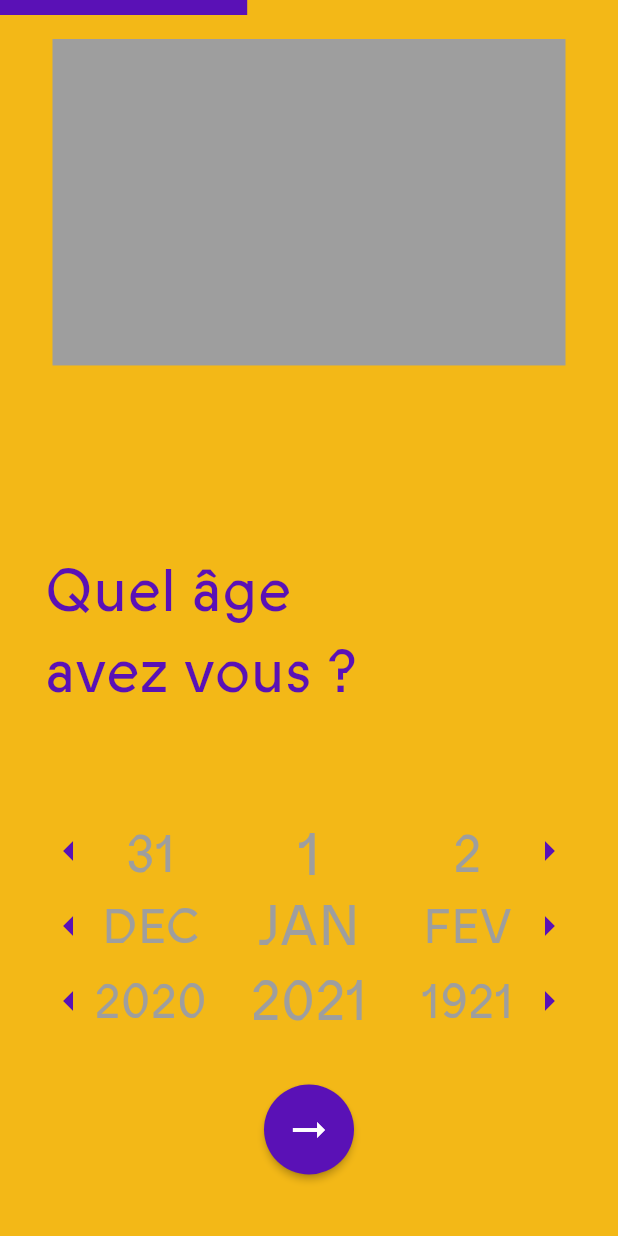
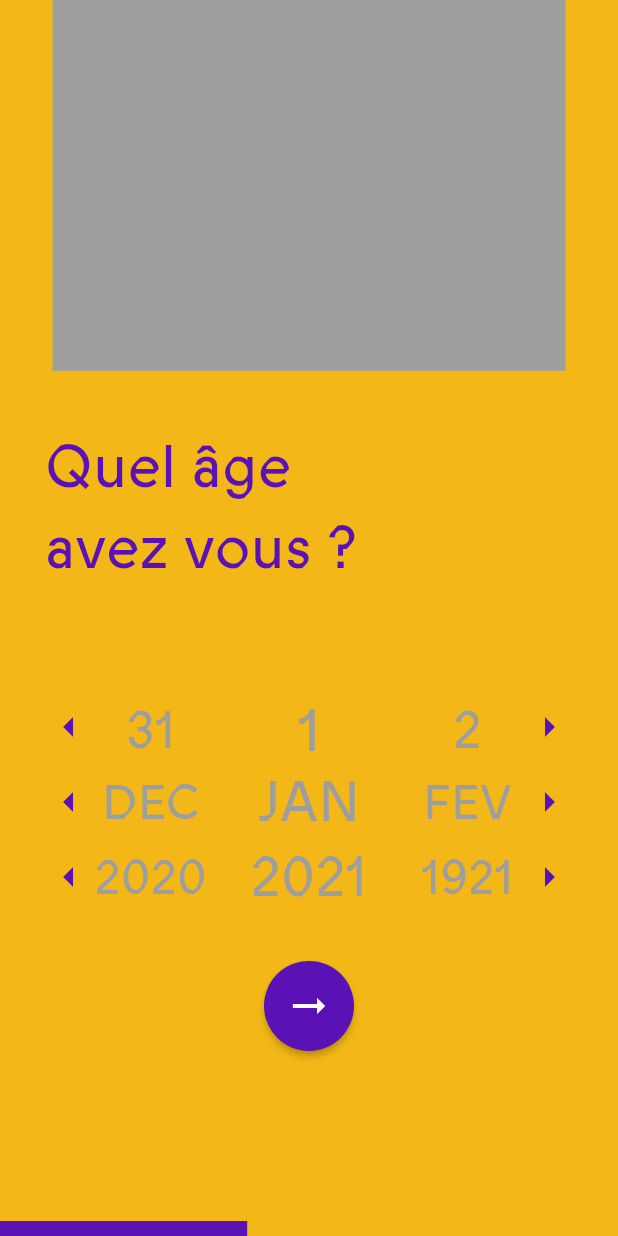
Before and after one commit to Explor-ea/exploreapp, a Flutter app: the screen it shows after launch, after a tap on "C'est parti !", on a phone screen of 412 x 824 dp. Run offline on Flutter 3.47's test engine with Material 2 defaults, Android fonts, the phone set to English and light mode, and no system bars; drawn by our look-alikes of carousel_slider; our stand-ins replace firebase_auth, firebase_core, flutter_map, latlong2, shared_preferences; accounts and stored records are empty; statements that could not run were skipped.

Commit message:
init flex layout

```diff
--- a/lib/pages/start_screens/newcomer.dart
+++ b/lib/pages/start_screens/newcomer.dart
@@ -7,6 +7,7 @@ import 'package:exploreapp/wigets/explorea-btn.dart';
 import 'package:exploreapp/wigets/explorea-chekbox.dart';
 import 'package:exploreapp/wigets/explorea-text.dart';
 import 'package:exploreapp/wigets/explorea-title.dart';
+import 'package:flutter/foundation.dart';
 
 import 'package:flutter/material.dart';
 import 'package:flutter/services.dart';
@@ -73,6 +74,7 @@ class _NewcomerState extends State<Newcomer> {
 
   @override
   initState() {
+    if (!kIsWeb) SystemChrome.setEnabledSystemUIOverlays([]);
     super.initState();
 
     this.initializePreference().whenComplete(() {
@@ -109,18 +111,9 @@ class _NewcomerState extends State<Newcomer> {
       backgroundColor: ExploreaColors.yellow,
       body: Column(
         children: [
-          LinearProgressIndicator(
-            minHeight: 10.0,
-            value: 0.20 * this.step,
-            backgroundColor: ExploreaColors.yellow,
-            valueColor: new AlwaysStoppedAnimation(ExploreaColors.purple),
-            // backgroundColor: ExploreaColors.purple,
-            semanticsLabel: 'Linear progress indicator',
-          ),
-          SizedBox(height: 16.0),
-          buildImage(),
+          Expanded(flex: 3, child: buildImage()),
           Expanded(
-              flex: 8,
+              flex: 6,
               child: Column(
                 children: [
                   Container(),
@@ -132,6 +125,27 @@ class _NewcomerState extends State<Newcomer> {
                   ),
                 ],
               )),
+          Expanded(
+            flex: 1,
+            child: Column(
+              mainAxisAlignment: MainAxisAlignment.end,
+              children: [
+                SizedBox(
+                  height: 10.0,
+                  child: LinearProgressIndicator(
+                    minHeight: 10.0,
+
+                    value: 0.20 * this.step,
+                    backgroundColor: ExploreaColors.yellow,
+                    valueColor:
+                        new AlwaysStoppedAnimation(ExploreaColors.purple),
+                    // backgroundColor: ExploreaColors.purple,
+                    semanticsLabel: 'Linear progress indicator',
+                  ),
+                ),
+              ],
+            ),
+          ),
         ],
       ),
     );
@@ -145,7 +159,6 @@ class _NewcomerState extends State<Newcomer> {
           mainAxisAlignment: MainAxisAlignment.end,
           children: [
             ExploreaTitle(text: "Explor'ea"),
-            SizedBox(height: 22.0),
             Container(
               width: 268,
               height: 189,
@@ -161,9 +174,6 @@ class _NewcomerState extends State<Newcomer> {
                   ),
                 ],
               ),
-            ),
-            Container(
-              height: 58,
             ),
             Center(
               child: ElevatedButton(
@@ -187,9 +197,6 @@ class _NewcomerState extends State<Newcomer> {
                 child: Text("C'est parti !"),
               ),
             ),
-            Container(
-              height: 41,
-            )
           ],
         );
 
@@ -731,9 +738,7 @@ class _NewcomerState extends State<Newcomer> {
         break;
 
       default:
-        return Expanded(
-            flex: 3,
-            child: ConstrainedBox(
+        return ConstrainedBox(
           constraints: new BoxConstraints(
             maxHeight: 275.0,
             // maxWidth: 342.0,
@@ -746,7 +751,7 @@ class _NewcomerState extends State<Newcomer> {
 
             // padding: EdgeInsets.all(16.0),
           ),
-            ));
+        );
     }
   }
 }
```
Lines whose indentation alone changed are shown as unchanged.
